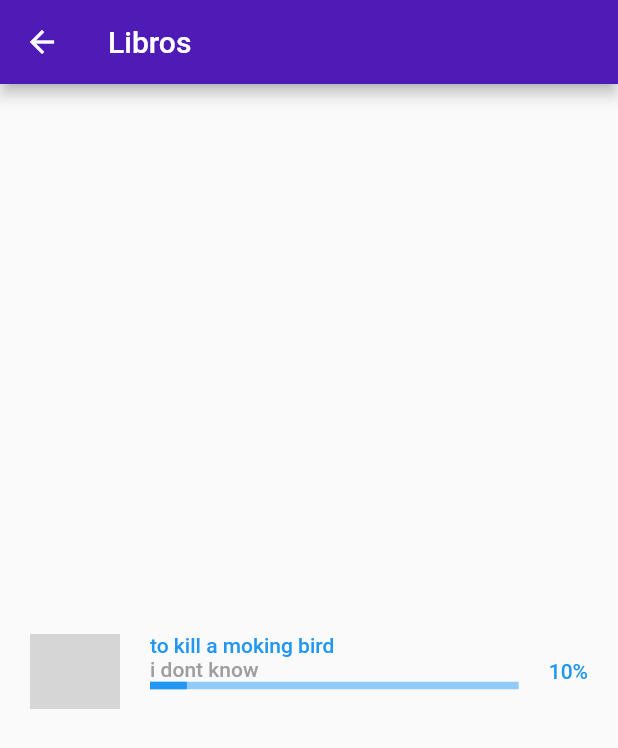
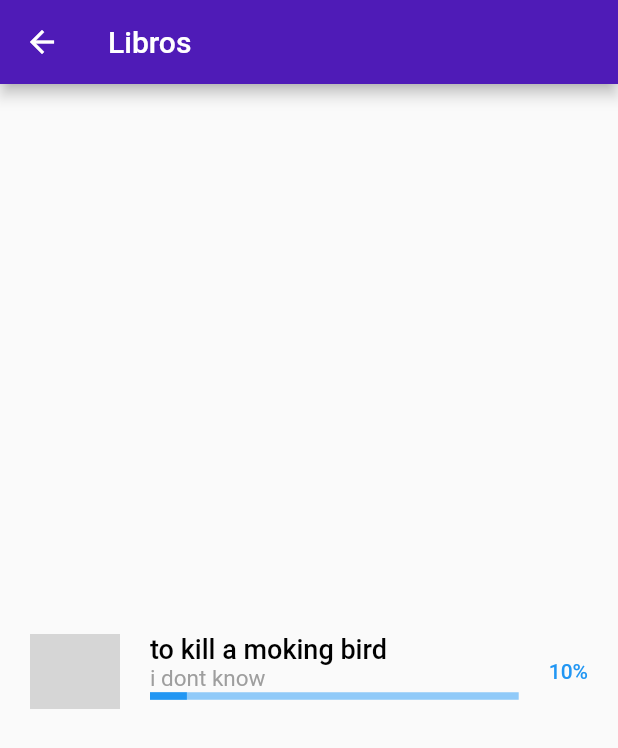
Before and after one commit to Favious/ConexionLectora, a Flutter app: the ViewBookList screen opened by its route, on a phone screen of 412 x 824 dp. Shown: the top 748 px of the screen. Run offline on Flutter 3.47's test engine with Material 2 defaults, Android fonts, the phone set to English and light mode, and no system bars; missing offline and left inert: flutter_barcode_scanner, flutter_plugin_pdf_viewer; network calls fail; grey boxes are pictures that could not be loaded.

Commit message:
theme TextStyle vista lista de libros

```diff
--- a/lib/screens/books.dart
+++ b/lib/screens/books.dart
@@ -7,7 +7,7 @@ class ViewBookList extends StatefulWidget {
   _ViewBookListState createState() => _ViewBookListState();
 }
 
-class _ViewBookListState extends State<ViewBookList>  {
+class _ViewBookListState extends State<ViewBookList> {
   int _counter = 0;
 
   @override
@@ -89,11 +89,13 @@ class BookInfo extends StatelessWidget {
       mainAxisSize: MainAxisSize.max,
       crossAxisAlignment: CrossAxisAlignment.start,
       children: [
-        Text(bookName),
-        Text(authorName,
-          style: TextStyle(
-            color: Colors.grey
-          )
+        Text(
+          bookName,
+          style: Theme.of(context).textTheme.headline6,
+        ),
+        Text(
+          authorName,
+          style: Theme.of(context).textTheme.headline5,
         ),
         SizedBox(
           height: 5,
```
Also changed, not shown: lib/main.dart (+18 -6 lines).
